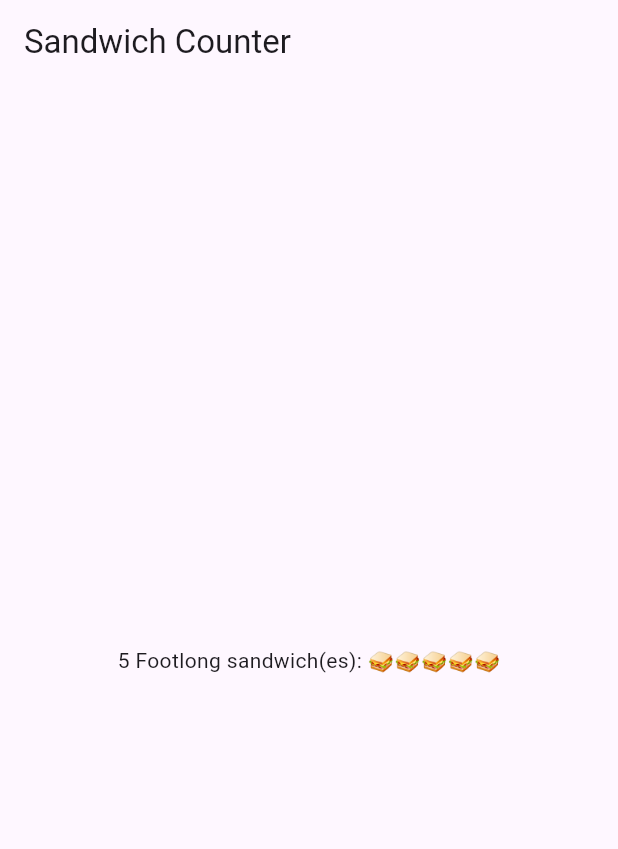
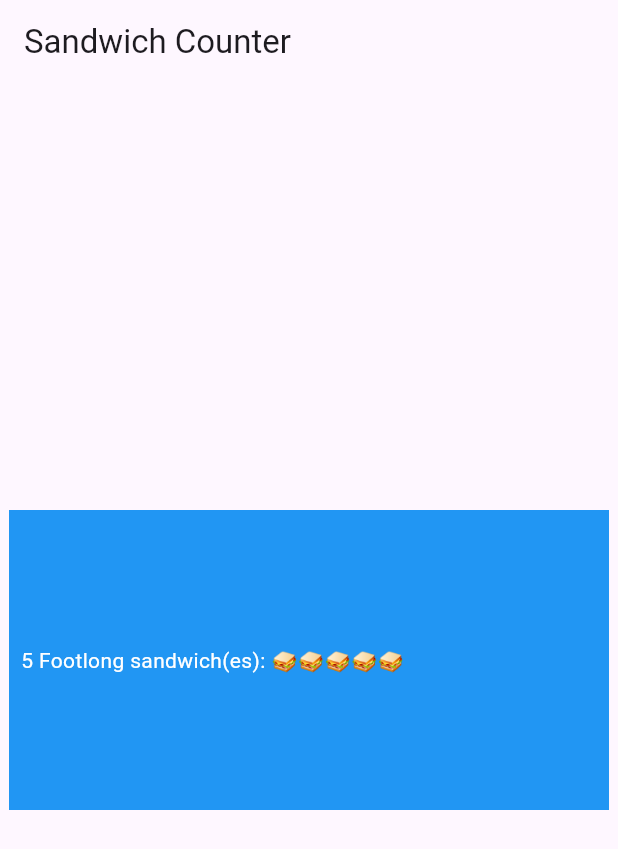
Before and after one commit to Rakib-208/flutter_prog, a Flutter app: the screen it shows after launch, on a phone screen of 412 x 824 dp. Shown: the top 849 px of the screen. Run offline on Flutter 3.47's test engine with Material 3 defaults, Android fonts, the light colour scheme and no system bars.

Commit message:
Container to the Order item display widget

```diff
--- a/lib/main.dart
+++ b/lib/main.dart
@@ -26,6 +26,16 @@ class OrderItemDisplay extends StatelessWidget {
 
   @override
   Widget build(BuildContext context) {
-    return Text('$quantity $itemType sandwich(es): ${'🥪' * quantity}');
+    return Container(
+      width: 400, // fixed width
+      height: 200, // fixed height
+      color: Colors.blue, // visible background
+      alignment: Alignment.centerLeft,
+      padding: const EdgeInsets.all(8),
+      child: Text(
+        '$quantity $itemType sandwich(es): ${'🥪' * quantity}',
+        style: const TextStyle(color: Colors.white),
+      ),
+    );
   }
 }
```
